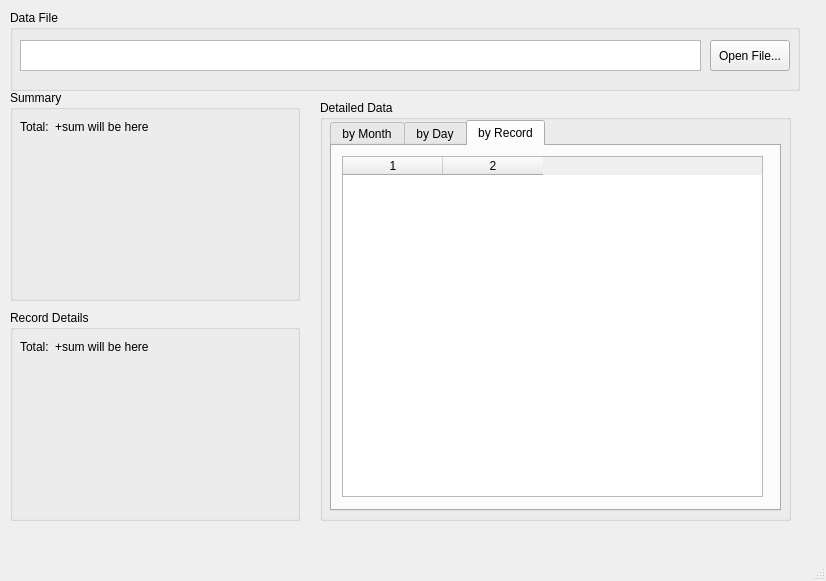
This is src/MainWindow.ui in Sigurdur42/TimeTracker as Qt 5 draws it before an edit. The edited form follows.
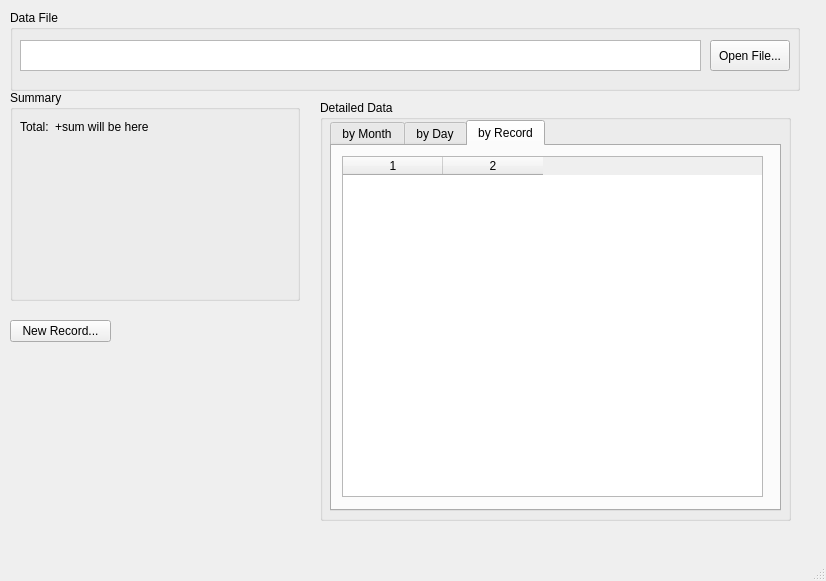
This is the edited form. The open tabs and pages were chosen to show the change.

```diff
--- a/src/MainWindow.ui
+++ b/src/MainWindow.ui
@@ -229,44 +229,18 @@
      </widget>
     </widget>
    </widget>
-   <widget class="QGroupBox" name="groupBoxRecordDetail">
+   <widget class="QPushButton" name="pushButtonNewRecord">
     <property name="geometry">
      <rect>
       <x>10</x>
-      <y>310</y>
-      <width>290</width>
-      <height>211</height>
+      <y>320</y>
+      <width>101</width>
+      <height>22</height>
      </rect>
     </property>
-    <property name="title">
-     <string>Record Details</string>
+    <property name="text">
+     <string>New Record...</string>
     </property>
-    <widget class="QWidget" name="formLayoutWidget_2">
-     <property name="geometry">
-      <rect>
-       <x>10</x>
-       <y>30</y>
-       <width>271</width>
-       <height>171</height>
-      </rect>
-     </property>
-     <layout class="QFormLayout" name="formLayout_2">
-      <item row="0" column="0">
-       <widget class="QLabel" name="label_2">
-        <property name="text">
-         <string>Total:</string>
-        </property>
-       </widget>
-      </item>
-      <item row="0" column="1">
-       <widget class="QLabel" name="labelOvertimeSummary_2">
-        <property name="text">
-         <string>+sum will be here</string>
-        </property>
-       </widget>
-      </item>
-     </layout>
-    </widget>
    </widget>
   </widget>
   <widget class="QMenuBar" name="menubar">
```
Left out of the diff: 2 changed lines with no effect on the pictures.
